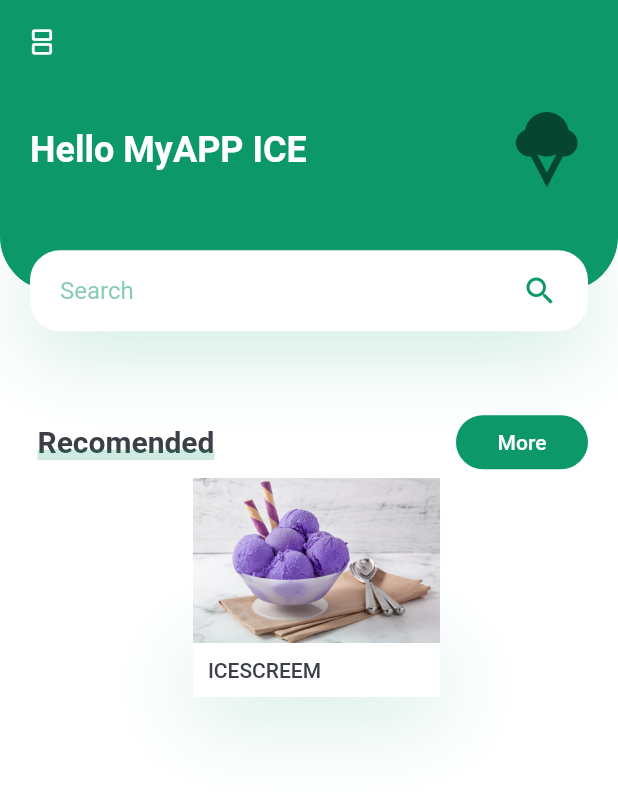
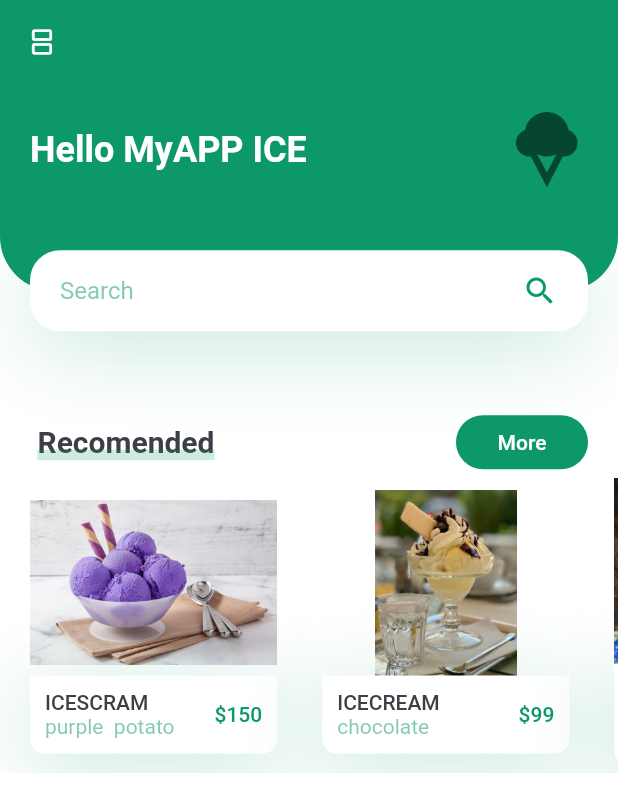
Before and after one commit to Iceuserjunior/Practice, a Flutter app: the screen it shows after launch, on a phone screen of 412 x 824 dp. Shown: the top 812 px of the screen. Run offline on Flutter 3.47's test engine with Material 2 defaults, Android fonts, the phone set to English and light mode, and no system bars.

Commit message:
Menu_list

```diff
--- /dev/null
+++ b/lib/Homepage/Screen/recomen_menu.dart
@@ -0,0 +1,114 @@
+import 'package:flutter/material.dart';
+import 'package:mypart1/Color.dart';
+
+class RecomenMenu extends StatelessWidget {
+  const RecomenMenu({
+    Key key,
+  }) : super(key: key);
+
+  @override
+  Widget build(BuildContext context) {
+    return SingleChildScrollView(
+      scrollDirection: Axis.horizontal,
+      child: Row(
+        children: <Widget>[
+          MenuLilt(
+            image: "assets/images/ice_1.jpg",
+            title: "IceScram",
+            country: "purple  potato",
+            price: 150,
+            press: () {},
+          ),
+          MenuLilt(
+            image: "assets/images/ice_2.jpg",
+            title: "IceCream",
+            country: "chocolate",
+            price: 99,
+            press: () {},
+          ),
+          MenuLilt(
+            image: "assets/images/ice_4.jpg",
+            title: "IceScram",
+            country: "set black \n& white",
+            price: 120,
+            press: () {},
+          ),
+        ],
+      ),
+    );
+  }
+}
+
+class MenuLilt extends StatelessWidget {
+  const MenuLilt({
+    Key key,
+    this.image,
+    this.title,
+    this.country,
+    this.price,
+    this.press,
+  }) : super(key: key);
+  final String image, title, country;
+  final price;
+  final Function press;
+
+  @override
+  Widget build(BuildContext context) {
+    Size size = MediaQuery.of(context).size;
+    return Container(
+      margin: EdgeInsets.only(
+        left: kDefaultPadding,
+        right: kDefaultPadding / 2,
+        bottom: kDefaultPadding * 0.25,
+      ),
+      width: size.width * 0.4,
+      child: Column(
+        children: <Widget>[
+          Image.asset(
+            image,
+            height: MediaQuery.of(context).size.height * 0.15,
+          ),
+          GestureDetector(
+            onTap: press,
+            child: Container(
+              padding: EdgeInsets.all(kDefaultPadding / 2),
+              decoration: BoxDecoration(
+                  color: Colors.white,
+                  borderRadius: BorderRadius.only(
+                      bottomLeft: Radius.circular(10),
+                      bottomRight: Radius.circular(10)),
+                  boxShadow: [
+                    BoxShadow(
+                      offset: Offset(0, 10),
+                      blurRadius: 50,
+                      color: kPrimaryColor.withOpacity(0.23),
+                    ),
+                  ]),
+              child: Row(
+                children: <Widget>[
+                  RichText(
+                      text: TextSpan(children: [
+                    TextSpan(
+                      text: "$title\n".toUpperCase(),
+                      style: Theme.of(context).textTheme.button,
+                    ),
+                    TextSpan(
+                        text: "$country",
+                        style:
+                            TextStyle(color: kPrimaryColor.withOpacity(0.5))),
+                  ])),
+                  Spacer(),
+                  Text('\$$price',
+                      style: Theme.of(context)
+                          .textTheme
+                          .button
+                          .copyWith(color: kPrimaryColor)),
+                ],
+              ),
+            ),
+          )
+        ],
+      ),
+    );
+  }
+}
--- a/lib/Homepage/body.dart
+++ b/lib/Homepage/body.dart
@@ -1,6 +1,7 @@
 import 'package:flutter/material.dart';
 import 'package:mypart1/Color.dart';
 import 'package:mypart1/Homepage/Screen/headscreen.dart';
+import 'package:mypart1/Homepage/Screen/recomen_menu.dart';
 import 'package:mypart1/Homepage/Screen/title_recomended.dart';
 
 class Body extends StatelessWidget {
@@ -15,40 +16,7 @@ class Body extends StatelessWidget {
             title: 'Recomended',
             press: () {},
           ),
-          Container(
-            margin: EdgeInsets.only(
-              left: kDefaultPadding,
-              right: kDefaultPadding / 2,
-              bottom: kDefaultPadding * 0.25,
-            ),
-            width: size.width * 0.4,
-            child: Column(
-              children: <Widget>[
-                Image.asset("assets/images/ice_1.jpg"),
-                Container(
-                  padding: EdgeInsets.all(kDefaultPadding / 2),
-                  decoration: BoxDecoration(color: Colors.white, boxShadow: [
-                    BoxShadow(
-                      offset: Offset(0, 10),
-                      blurRadius: 50,
-                      color: kPrimaryColor.withOpacity(0.23),
-                    ),
-                  ]),
-                  child: Row(
-                    children: <Widget>[
-                      RichText(
-                          text: TextSpan(children: [
-                        TextSpan(
-                          text: "IceScreem".toUpperCase(),
-                          style: Theme.of(context).textTheme.button,
-                        )
-                      ]))
-                    ],
-                  ),
-                )
-              ],
-            ),
-          )
+          RecomenMenu(),
         ],
       ),
     );
--- a/pubspec.yaml
+++ b/pubspec.yaml
@@ -29,6 +29,7 @@ environment:
 dependencies:
   flutter:
     sdk: flutter
+  flutter_svg:
 
 
   # The following adds the Cupertino Icons font to your application.
```
Also changed, not shown: pubspec.lock.
